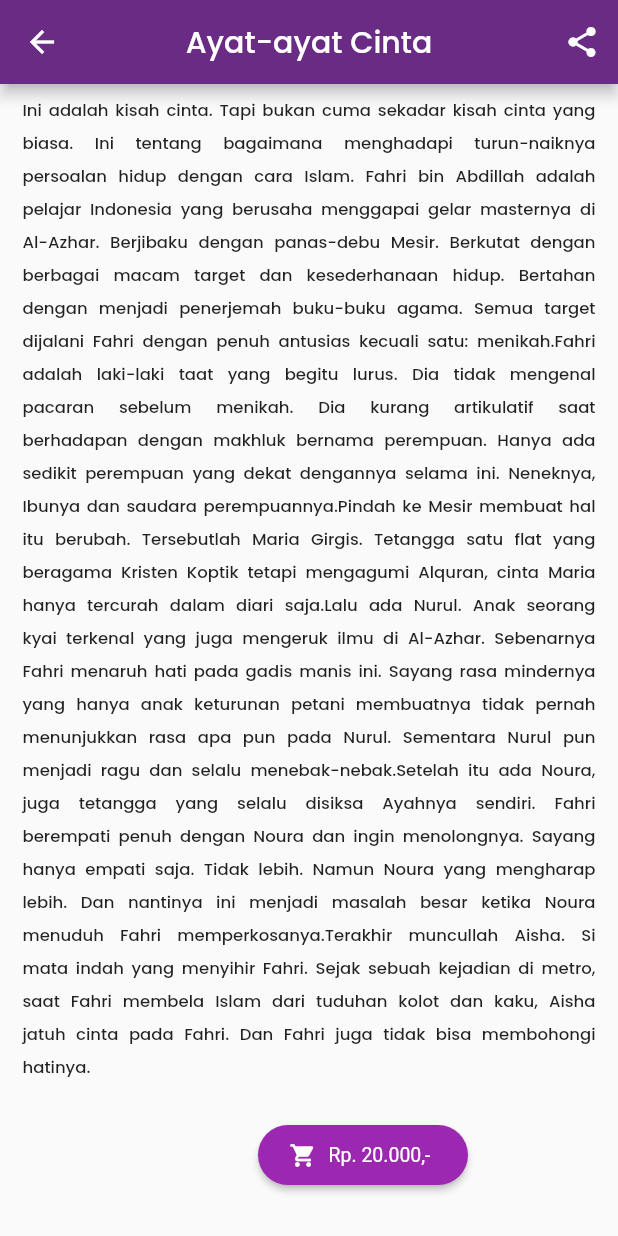
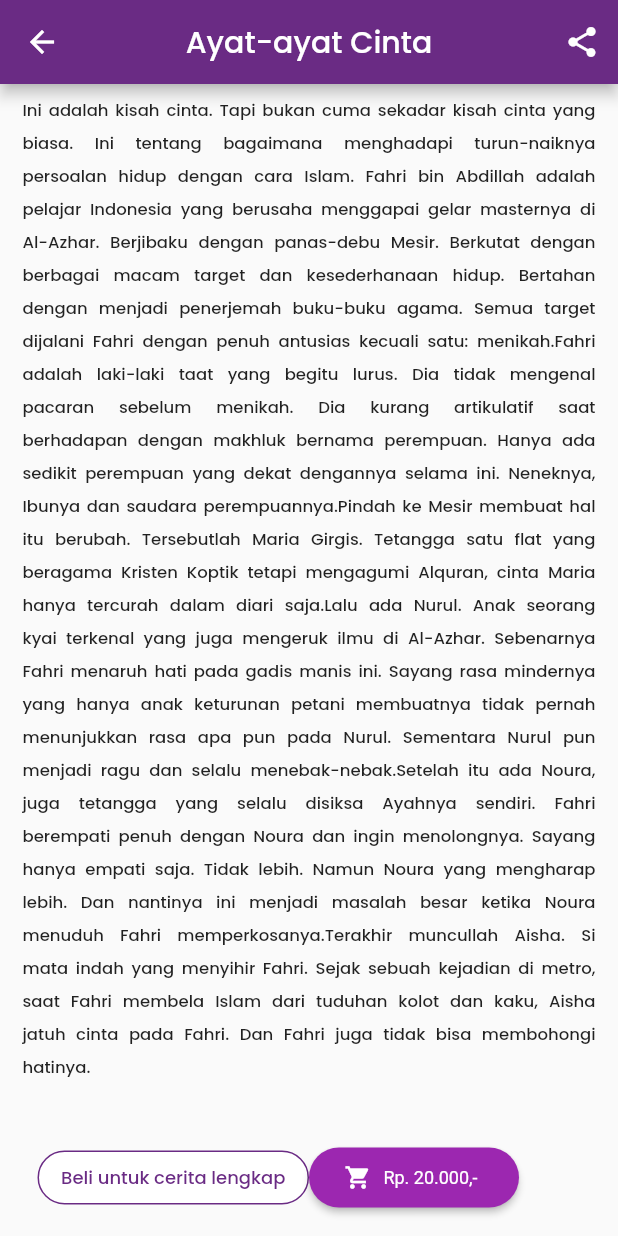
Before and after one commit to whywidodo/finalproject_pmoif20d_wahyu, a Flutter app: the SampleBacaanBerbayar screen opened directly, scrolled down 210 dp, on a phone screen of 412 x 824 dp. Run offline on Flutter 3.47's test engine with Material 2 defaults, Android fonts, the phone set to English and light mode, and no system bars; our stand-ins replace awesome_dialog, email_validator, image_picker, share_plus, shared_preferences; missing offline and left inert: need_resume; accounts and stored records are empty; Roboto replaces fonts that are missing (PoppinsThin); statements that could not run were skipped.

Commit message:
update cerita favorite, sample bacaan gratis dan sample bacaan berbayar (Menambah share, tambah bottom, dll)

```diff
--- a/lib/CeritaFavorite.dart
+++ b/lib/CeritaFavorite.dart
@@ -68,7 +68,7 @@ class _CeritaFavoriteState extends State<CeritaFavorite> {
                                           padding:
                                           const EdgeInsets.only(right: 0, left: 0, top: 0, bottom: 40),
                                           height: 200,
-                                          width: 200,
+                                          width: 150,
                                           child: Column(
                                             crossAxisAlignment: CrossAxisAlignment.start,
                                             children: [
--- a/lib/SampleBacaan Berbayar.dart
+++ b/lib/SampleBacaan Berbayar.dart
@@ -1,5 +1,7 @@
+import 'package:finalproject_pmoif20d_wahyu/PembelianCerita.dart';
 import 'package:flutter/cupertino.dart';
 import 'package:flutter/material.dart';
+import 'package:share_plus/share_plus.dart';
 
 class SampleBacaanBerbayar extends StatefulWidget {
   const SampleBacaanBerbayar({Key? key}) : super(key: key);
@@ -8,6 +10,9 @@ class SampleBacaanBerbayar extends StatefulWidget {
   _SampleBacaanBerbayarState createState() => _SampleBacaanBerbayarState();
 }
 class _SampleBacaanBerbayarState extends State<SampleBacaanBerbayar> {
+  String text = 'Isi Text Sharing Ceritanya';
+  String sub = 'Subjek Cerita';
+
   @override
   Widget build(BuildContext context) {
     return Scaffold(
@@ -21,8 +26,7 @@ class _SampleBacaanBerbayarState extends State<SampleBacaanBerbayar> {
         actions: [
           IconButton(
             icon: Icon(Icons.share),
-            onPressed: () {
-            },
+            onPressed: text.isEmpty ? null : () => _onShare(context),
           )
         ],
       ),
@@ -63,12 +67,34 @@ class _SampleBacaanBerbayarState extends State<SampleBacaanBerbayar> {
             )
         ),
         Container(
-            padding: EdgeInsets.only(top: 10, bottom: 30, left: 40, right: 100),
-            alignment: Alignment.bottomRight,
-            child: Column(
-                children:[
+            margin: const EdgeInsets.all(25),
+            child: Row(children: <Widget>[
+              Expanded(
+                child: TextButton(
+                    style: TextButton.styleFrom(
+                      backgroundColor: const Color(0xffffffff),
+                      shape: RoundedRectangleBorder(
+                        borderRadius: BorderRadius.circular(20),
+                          side: const BorderSide(color: Color(0xFF6A2B84))
+                      ),
+                    ),
+                    onPressed: () {},
+                    child: const Text("Beli untuk cerita lengkap",
+                        style: TextStyle(
+                          fontSize: 12,
+                          fontFamily: 'PoppinsMedium',
+                          color: Color(
+                              0xFF6A2B84),
+                        ))),
+              ),
+              Expanded(
+                  child: Row(
+                    children: [
                       ElevatedButton.icon(
-                      onPressed: () {},
+                          onPressed: () {Navigator.push(
+                              context,
+                            MaterialPageRoute(builder: (context) => PembelianCerita()),
+                          );},
                           style: ElevatedButton.styleFrom(
                               minimumSize: const Size(140, 40),
                               maximumSize: const Size(140, 40),
@@ -76,22 +102,36 @@ class _SampleBacaanBerbayarState extends State<SampleBacaanBerbayar> {
                               onPrimary: Colors.white,
                               onSurface: Colors.black,
                               shape: RoundedRectangleBorder(
-                              borderRadius: BorderRadius.circular(50)
+                                  borderRadius: BorderRadius.circular(20)
                               ),
                               textStyle: const TextStyle(
-                              fontFamily: 'PoppinsThin', fontSize: 13)
+                                  fontFamily: 'PoppinsThin', fontSize: 12
+                              )
                           ),
                           icon: const Icon(
                             Icons.shopping_cart,
                             size: 18,
                           ),
                         label: Text('Rp. 20.000,-'),
+                      ),
+                      SizedBox(
+                        width: 25,
                       )
-                ]
-            )
-        )
+                    ],
+                  ) )
+            ])
+        ),
       ],)
     );
   }
+  void _onShare(BuildContext context) async {
+    final box = context.findRenderObject() as RenderBox?;
+    await Share.share(
+        text,
+        subject: sub,
+        sharePositionOrigin: box!.localToGlobal(Offset.zero) & box.size);
   }
+}
+
+
 //NILA
```
Also changed, not shown: lib/SampleBacaanGratis.dart (+12 -2 lines). Lines whose indentation alone changed are shown as unchanged.
